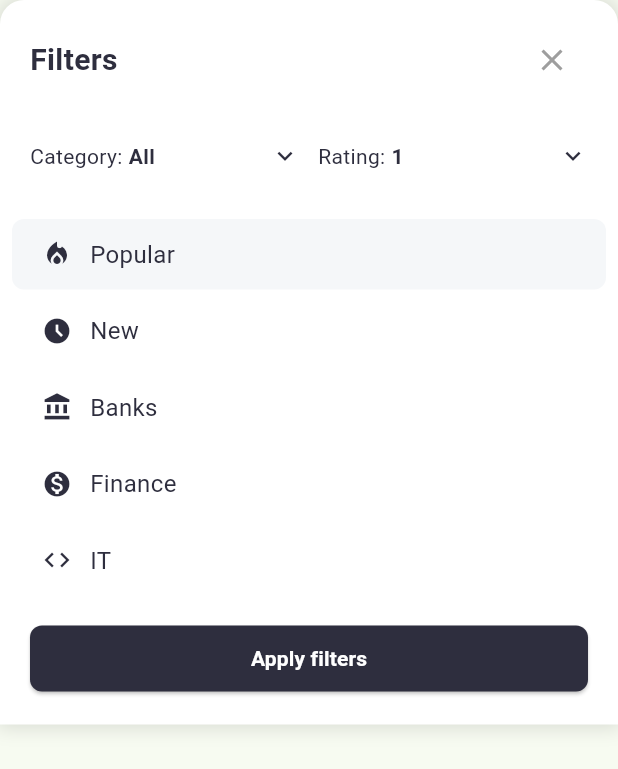
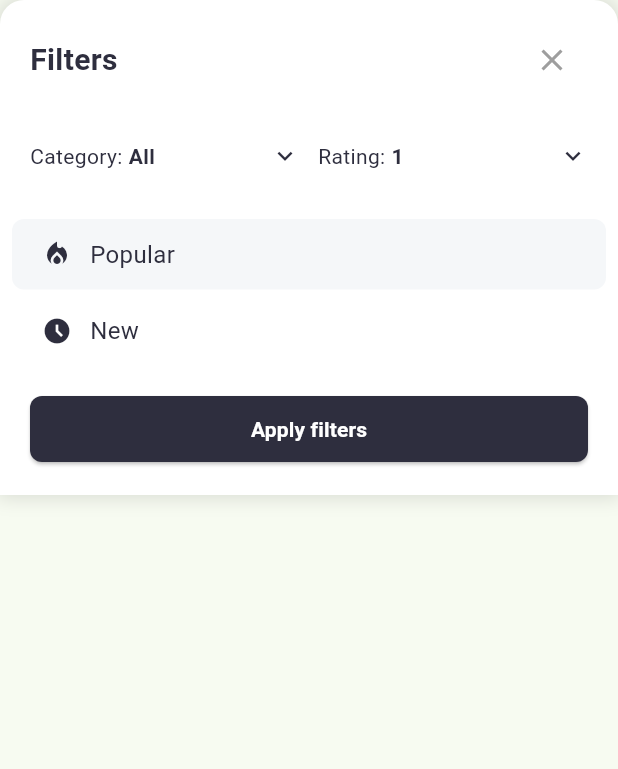
Before and after one commit to Ebadzmn/consultation_app_r, a Flutter app: the ExpertsFilterSheet widget shown alone on an empty page, opened directly, on a phone screen of 412 x 824 dp. Shown: the top 769 px of the screen. Run offline on Flutter 3.47's test engine with Material 3 defaults, Android fonts, the phone set to English and light mode, and no system bars; our stand-ins replace dartz, dio, equatable, flutter_bloc, get_it, go_router and 4 more; accounts and stored records are empty; network calls fail.

Commit message:
refactor(experts): adjust UI spacing and remove unused filter options
- Remove "Banks", "Finance", and "IT" filter menu items from filter sheet
- Reduce padding and spacing in ExpertCard for a more compact layout
- Decrease row height and adjust padding in WeeklyCalendarView components
- Adjust border radius and column widths for visual consistency

```diff
--- a/lib/features/experts/presentation/widgets/experts_filter_sheet.dart
+++ b/lib/features/experts/presentation/widgets/experts_filter_sheet.dart
@@ -306,24 +306,7 @@ class _ExpertsFilterSheetState extends State<ExpertsFilterSheet> {
             isSelected: selectedSort == 'New',
             onTap: () => setState(() => selectedSort = 'New'),
           ),
-          _buildMenuItem(
-            icon: Icons.account_balance,
-            text: 'Banks',
-            isSelected: selectedSort == 'Banks',
-            onTap: () => setState(() => selectedSort = 'Banks'),
-          ),
-          _buildMenuItem(
-            icon: Icons.monetization_on, // Closest to coin stack
-            text: 'Finance',
-            isSelected: selectedSort == 'Finance',
-            onTap: () => setState(() => selectedSort = 'Finance'),
-          ),
-          _buildMenuItem(
-            icon: Icons.code, // Braces
-            text: 'IT',
-            isSelected: selectedSort == 'IT',
-            onTap: () => setState(() => selectedSort = 'IT'),
-          ),
+
           const SizedBox(height: 16),
           Padding(
             padding: const EdgeInsets.symmetric(horizontal: 20),
```
Also changed, not shown: lib/features/experts/presentation/widgets/expert_card.dart (+8 -3 lines), lib/features/experts/presentation/widgets/weekly_scheduler_components.dart (+10 -9 lines).
